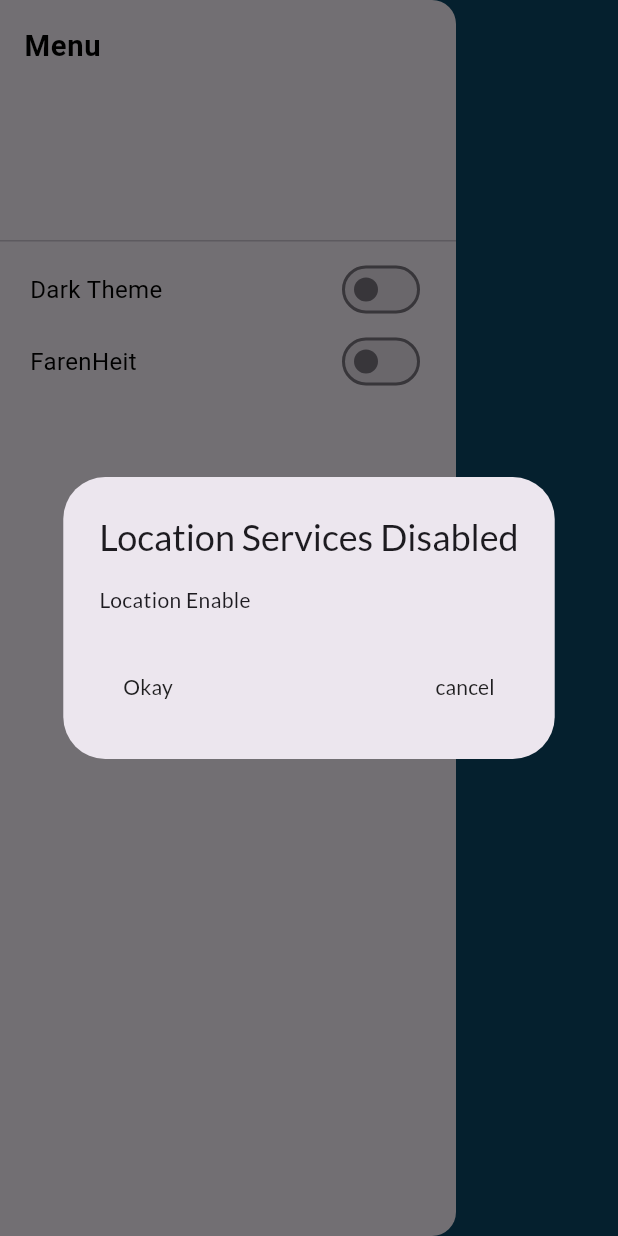
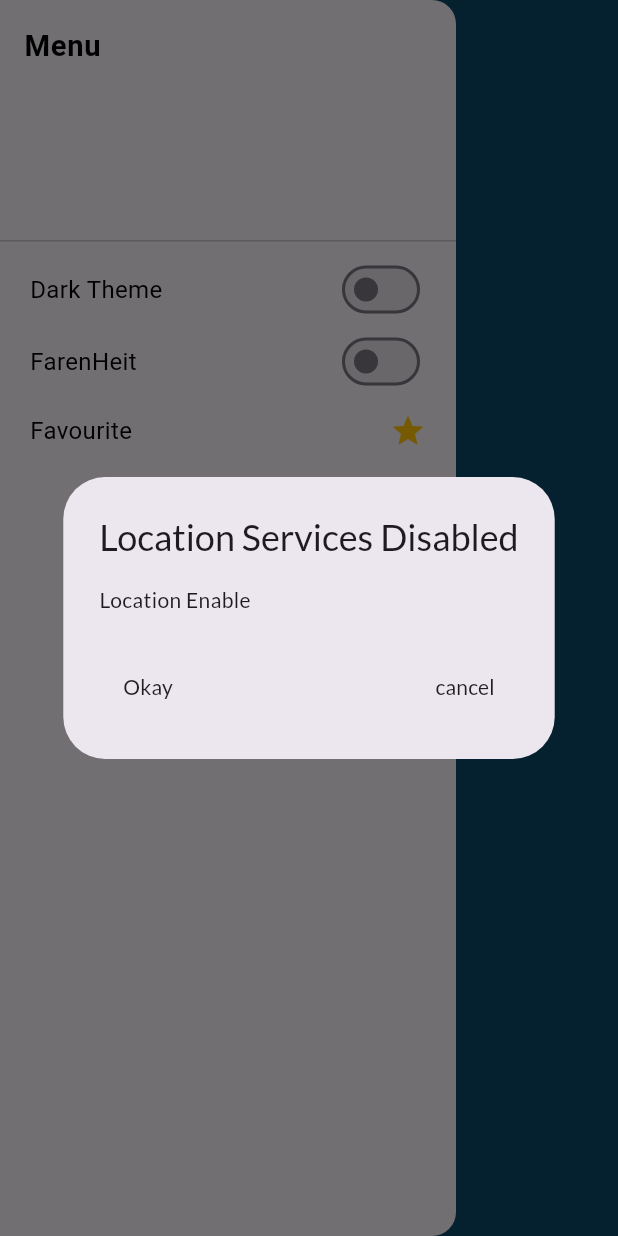
Before and after one commit to SirJackSparow/weatherapp, a Flutter app: the screen it shows after launch, with the side drawer open, on a phone screen of 412 x 824 dp. Run offline on Flutter 3.47's test engine with Material 3 defaults, Android fonts, the phone set to English and light mode, and no system bars; our stand-ins replace connectivity_plus, dio, either_dart, equatable, flutter_bloc, flutter_screenutil and 11 more; project files that could hold a hidden picture were left out.

Commit message:
dev completed

```diff
--- a/lib/const/utils/weather_app_string.dart
+++ b/lib/const/utils/weather_app_string.dart
@@ -18,5 +18,6 @@ class WeatherAppString {
   static String farenheitName = 'FarenHeit';
   static String isDarkTheme = 'isDarkTheme';
   static String isFarenheit = 'isFarenheit';
+  static String favourite = "Favourite";
 
 }
--- a/lib/presentation/screens/weather_home_screen/weather_home_screen.dart
+++ b/lib/presentation/screens/weather_home_screen/weather_home_screen.dart
@@ -18,6 +18,9 @@ import 'package:weatherapps/presentation/screens/weather_home_screen/widgets/wea
 import '../../../const/app_color.dart';
 import '../../../const/utils/weather_app_fonts.dart';
 import '../../../const/utils/weather_font_sizes.dart';
+import '../../../routes/weather_routes.dart';
+import '../../controllers/forecast_get_local_controller/get_forecast_local_bloc.dart';
+import '../../controllers/localdatabase_controller/save_data_local_bloc.dart';
 import '../../controllers/settings_farenheit_controller/setting_farenheit_bloc.dart';
 
 class WeatherHomeScreen extends StatefulWidget {
@@ -72,7 +75,7 @@ class _WeatherHomeState extends State<WeatherHomeScreen>
                   if (state is CurrentCityDataLoaded) {
                     WeatherModel weatherCityModel = state.currentCityData;
                     weatherCityModel.isCurrentCity = true;
-                    WeatherHome.saveCity(weatherCityModel, context);
+                    _saveCity(weatherCityModel, context);
                     return WeatherUIWidget(
                       weatherModel: weatherCityModel,
                     );
@@ -87,8 +90,8 @@ class _WeatherHomeState extends State<WeatherHomeScreen>
                 },
               );
             } else if (state is NotConnectedState) {
-              WeatherHome.getLocalData(context);
-              WeatherHome.getForeCastData(context);
+              _getLocalData(context);
+              _getForeCastData(context);
               return BlocBuilder<GetLocalDataBloc, GetLocalDataState>(
                 builder: (context, states) {
                   if (states is GetLocalDataLoaded) {
@@ -231,6 +234,26 @@ class _WeatherHomeState extends State<WeatherHomeScreen>
                   })
             ]),
           ),
+          Padding(
+            padding: const EdgeInsets.symmetric(horizontal: 20, vertical: 10),
+            child: InkWell(
+              onTap: () {
+                Navigator.pop(context);
+                Navigator.pushNamed(context, WeatherRoutes.favoriteRoute);
+              },
+              child: Row(children: [
+                Text(
+                  WeatherAppString.favourite,
+                  style: WeatherAppFonts.medium(
+                      fontWeight: FontWeight.w400,
+                      color: WeatherAppColor.blackColor)
+                      .copyWith(fontSize: WeatherAppFontSize.s14),
+                ),
+                Expanded(child: Container()),
+                const Icon(Icons.star, color: Colors.amber,)
+              ]),
+            ),
+          ),
         ],
       ),
     );
@@ -250,4 +273,19 @@ class _WeatherHomeState extends State<WeatherHomeScreen>
     final blocFarenHeit = BlocProvider.of<SettingFarenheitBloc>(context);
     blocFarenHeit.add(SetSettingsFarenheitEvent(s));
   }
+
+  void _saveCity(WeatherModel weatherModel, BuildContext context) {
+    final userBloc = BlocProvider.of<SaveDataLocalBloc>(context);
+    userBloc.add(SaveLocalData(weatherModel));
+  }
+
+  void _getLocalData(BuildContext context) async{
+    final getLocalDataBloc = BlocProvider.of<GetLocalDataBloc>(context);
+    getLocalDataBloc.add(const GetLocalDataWeatherEvent());
+  }
+
+  void _getForeCastData(BuildContext context) {
+    final getForeCastLocalData = BlocProvider.of<GetForeCastBloc>(context);
+    getForeCastLocalData.add(const GetForeCastLocalDataEvent());
+  }
 }
--- a/lib/routes/weather_routes.dart
+++ b/lib/routes/weather_routes.dart
@@ -1,9 +1,11 @@
 import 'package:flutter/material.dart';
+import 'package:weatherapps/presentation/screens/favorite_screen/favorite_screen.dart';
 import 'package:weatherapps/presentation/screens/weather_home_screen/weather_home_screen.dart';
 
 class WeatherRoutes {
   static const String homePageRoute = '/home';
   static const String savedCitiesRoute = '/cities';
+  static const String favoriteRoute = '/favorite';
 }
 
 class RouteGenerator {
@@ -14,6 +16,8 @@ class RouteGenerator {
     switch (routeSettings.name) {
       case WeatherRoutes.homePageRoute:
         return MaterialPageRoute(builder: (_) => const WeatherHomeScreen());
+      case WeatherRoutes.favoriteRoute:
+        return MaterialPageRoute(builder: (_) => const FavoriteScreen());
       default:
         return unDefinedRoute();
     }
```
Also changed, not shown: lib/data/data_source/remote_data_source.dart (+21 -16 lines), lib/presentation/controllers/weather_home_controller/weather_home.dart (+21 -21 lines), lib/presentation/screens/favorite_screen/favorite_screen.dart (added, +81 -0 lines), lib/presentation/screens/weather_home_screen/widgets/search_widget_bottomsheet.dart (+16 -1 lines), lib/presentation/screens/weather_home_screen/widgets/weather_online_widget.dart (+49 -1 lines).
